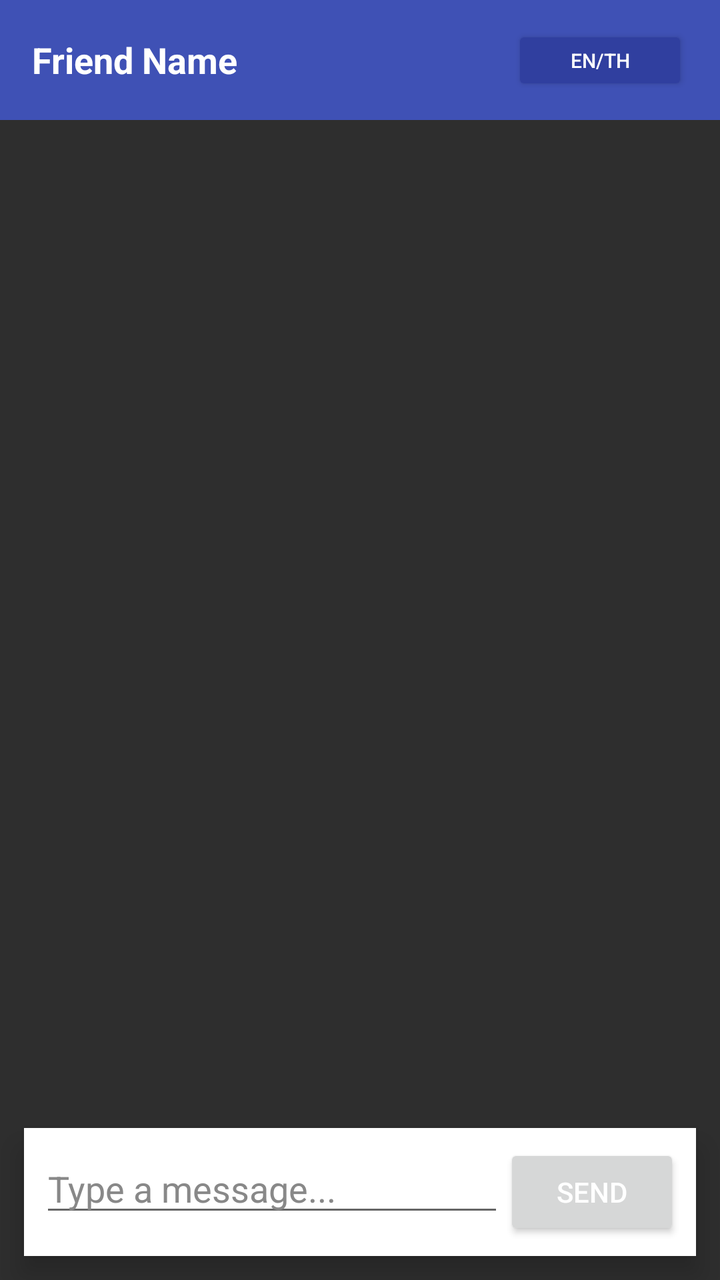
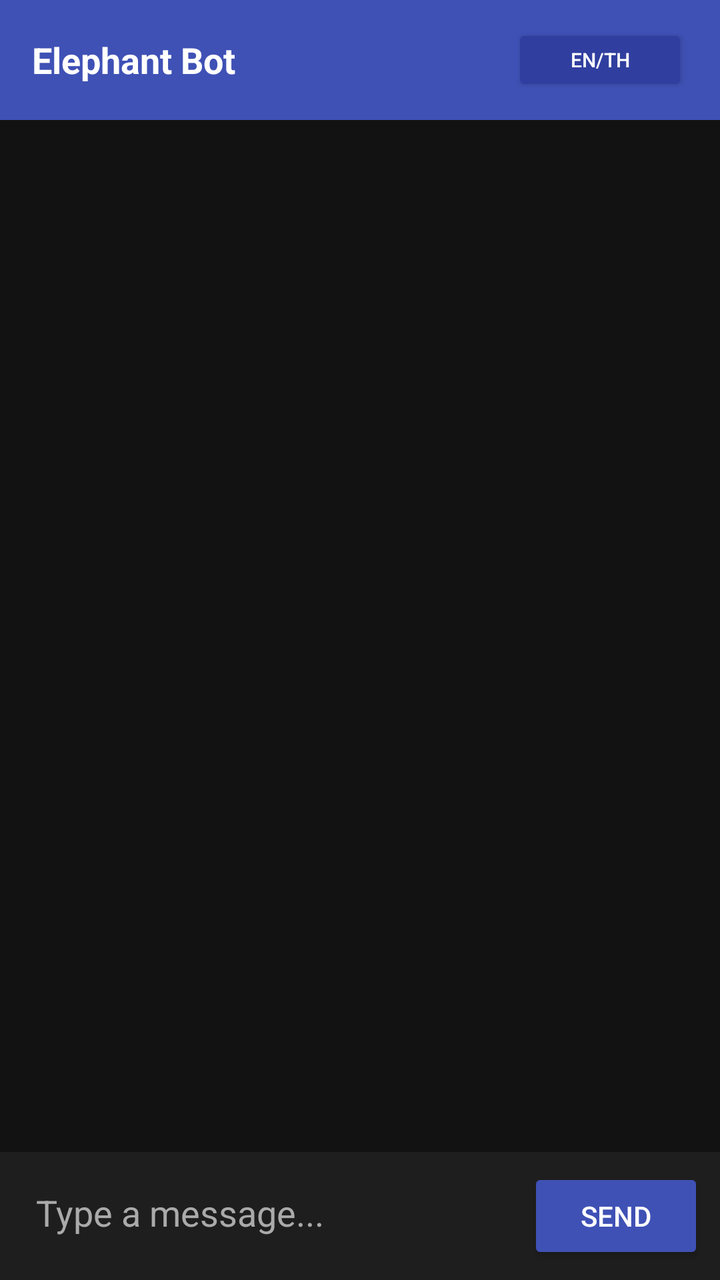

The first picture is an Android layout as it rendered before a commit; the second is the same layout after the commit. The layout source and the unified diff follow.
<!-- AndroidManifest.xml: application theme Theme.BlueElephant -->
<!-- res/layout/activity_chat.xml -->
<?xml version="1.0" encoding="utf-8"?>
<RelativeLayout xmlns:android="http://schemas.android.com/apk/res/android"
    android:layout_width="match_parent"
    android:layout_height="match_parent"
    android:background="#2E2E2E">

    <LinearLayout
        android:id="@+id/header"
        android:layout_width="match_parent"
        android:layout_height="60dp"
        android:background="#3F51B5"
        android:gravity="center_vertical"
        android:padding="16dp">

        <TextView
            android:id="@+id/tv_chat_partner_name"
            android:layout_width="0dp"
            android:layout_height="wrap_content"
            android:layout_weight="1"
            android:text="Friend Name"
            android:textColor="#FFFFFF"
            android:textSize="18sp"
            android:textStyle="bold" />

        <Button
            android:id="@+id/btnTranslate"
            android:layout_width="wrap_content"
            android:layout_height="35dp"
            android:text="EN/TH"
            android:textSize="10sp"
            android:backgroundTint="#303F9F"
            android:textColor="#FFFFFF" />
    </LinearLayout>

    <LinearLayout
        android:id="@+id/inputBarContainer"
        android:layout_width="match_parent"
        android:layout_height="wrap_content"
        android:layout_alignParentBottom="true"
        android:layout_margin="12dp"
        android:background="@android:color/white"
        android:elevation="8dp"
        android:orientation="horizontal"
        android:padding="8dp">

        <EditText
            android:id="@+id/messageInput"
            android:layout_width="0dp"
            android:layout_height="wrap_content"
            android:layout_weight="1"
            android:hint="@string/hint_type_message"
            android:textColor="#000000"
            android:textColorHint="#888888" />

        <Button
            android:id="@+id/sendBtn"
            android:layout_width="wrap_content"
            android:layout_height="wrap_content"
            android:text="@string/btn_send"
            android:textColor="#FFFFFF" />
    </LinearLayout>

    <androidx.recyclerview.widget.RecyclerView
        android:id="@+id/messagesRecycler"
        android:layout_width="match_parent"
        android:layout_height="match_parent"
        android:layout_above="@id/inputBarContainer"
        android:layout_below="@id/header"
        android:padding="8dp" />

</RelativeLayout>
<!-- resources referenced by this layout -->
<resources>
  <string name="btn_send">Send</string>
  <string name="hint_type_message">Type a message...</string>
  <style name="Theme.BlueElephant" parent="Theme.MaterialComponents.Light.NoActionBar">
          <item name="colorPrimary">#3F51B5</item>
          <item name="colorPrimaryVariant">#303F9F</item>
          <item name="colorOnPrimary">@color/white</item>
  
          <item name="colorSecondary">#4CAF50</item>
          <item name="colorOnSecondary">@color/white</item>
  
          <item name="android:statusBarColor">?attr/colorPrimaryVariant</item>
  
          <item name="android:windowBackground">#F5F5F5</item>
      </style>
  <color name="white">#FFFFFFFF</color>
</resources>

<!-- the commit's change to res/layout/activity_chat.xml (unified diff, before → after) -->
@@ -2,44 +2,40 @@
 <RelativeLayout xmlns:android="http://schemas.android.com/apk/res/android"
     android:layout_width="match_parent"
     android:layout_height="match_parent"
-    android:background="#2E2E2E">
+    android:background="#121212"> <LinearLayout
+    android:id="@+id/header"
+    android:layout_width="match_parent"
+    android:layout_height="60dp"
+    android:background="#3F51B5"
+    android:gravity="center_vertical"
+    android:paddingHorizontal="16dp">
 
-    <LinearLayout
-        android:id="@+id/header"
-        android:layout_width="match_parent"
-        android:layout_height="60dp"
-        android:background="#3F51B5"
-        android:gravity="center_vertical"
-        android:padding="16dp">
+    <TextView
+        android:id="@+id/tv_chat_partner_name"
+        android:layout_width="0dp"
+        android:layout_height="wrap_content"
+        android:layout_weight="1"
+        android:text="Elephant Bot"
+        android:textColor="#FFFFFF"
+        android:textSize="18sp"
+        android:textStyle="bold" />
 
-        <TextView
-            android:id="@+id/tv_chat_partner_name"
-            android:layout_width="0dp"
-            android:layout_height="wrap_content"
-            android:layout_weight="1"
-            android:text="Friend Name"
-            android:textColor="#FFFFFF"
-            android:textSize="18sp"
-            android:textStyle="bold" />
-
-        <Button
-            android:id="@+id/btnTranslate"
-            android:layout_width="wrap_content"
-            android:layout_height="35dp"
-            android:text="EN/TH"
-            android:textSize="10sp"
-            android:backgroundTint="#303F9F"
-            android:textColor="#FFFFFF" />
-    </LinearLayout>
+    <Button
+        android:id="@+id/btnTranslate"
+        android:layout_width="wrap_content"
+        android:layout_height="36dp"
+        android:text="EN/TH"
+        android:textSize="10sp"
+        android:backgroundTint="#303F9F"
+        android:textColor="#FFFFFF" />
+</LinearLayout>
 
     <LinearLayout
         android:id="@+id/inputBarContainer"
         android:layout_width="match_parent"
         android:layout_height="wrap_content"
         android:layout_alignParentBottom="true"
-        android:layout_margin="12dp"
-        android:background="@android:color/white"
-        android:elevation="8dp"
+        android:background="#1E1E1E" android:elevation="8dp"
         android:orientation="horizontal"
         android:padding="8dp">
 
@@ -48,15 +44,18 @@
             android:layout_width="0dp"
             android:layout_height="wrap_content"
             android:layout_weight="1"
-            android:hint="@string/hint_type_message"
-            android:textColor="#000000"
-            android:textColorHint="#888888" />
+            android:hint="Type a message..."
+            android:textColor="#FFFFFF"
+            android:textColorHint="#AAAAAA"
+            android:background="@android:color/transparent"
+            android:padding="10dp" />
 
         <Button
             android:id="@+id/sendBtn"
             android:layout_width="wrap_content"
             android:layout_height="wrap_content"
-            android:text="@string/btn_send"
+            android:text="Send"
+            android:backgroundTint="#3F51B5"
             android:textColor="#FFFFFF" />
     </LinearLayout>
 
@@ -66,6 +65,7 @@
         android:layout_height="match_parent"
         android:layout_above="@id/inputBarContainer"
         android:layout_below="@id/header"
+        android:clipToPadding="false"
         android:padding="8dp" />
 
 </RelativeLayout>
<!-- resource entries referenced after the edit -->
@@ -1,7 +1,5 @@
 <!-- resources referenced by this layout -->
 <resources>
-  <string name="btn_send">Send</string>
-  <string name="hint_type_message">Type a message...</string>
   <style name="Theme.BlueElephant" parent="Theme.MaterialComponents.Light.NoActionBar">
           <item name="colorPrimary">#3F51B5</item>
           <item name="colorPrimaryVariant">#303F9F</item>
